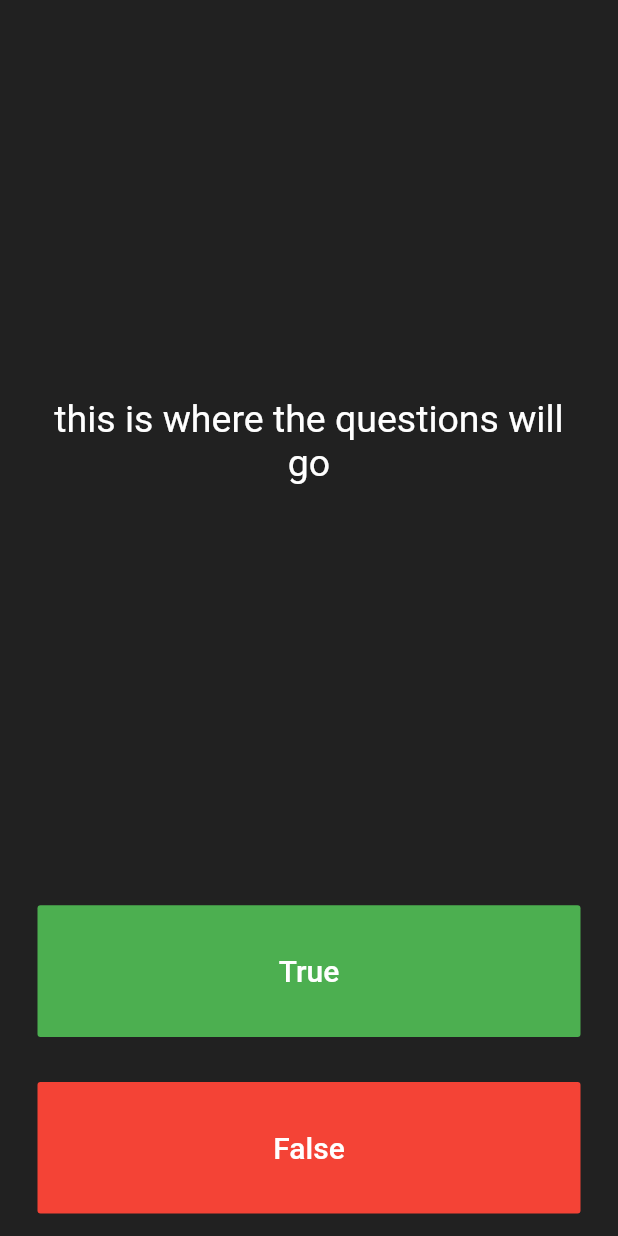
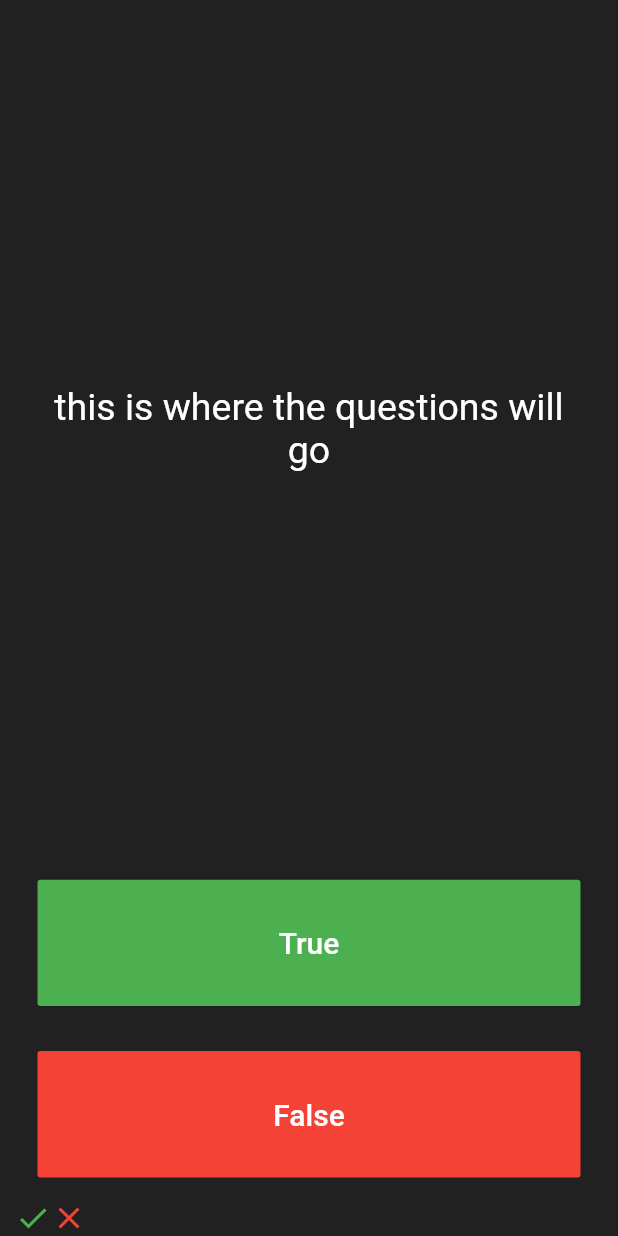
Before and after one commit to konlanz/Quizeler, a Flutter app: the screen it shows after launch, on a phone screen of 412 x 824 dp. Run offline on Flutter 3.47's test engine with Material 2 defaults, Android fonts, the phone set to English and light mode, and no system bars.

Commit message:
this when I add the icons

```diff
--- a/lib/main.dart
+++ b/lib/main.dart
@@ -89,6 +89,18 @@ class _QuizLerState extends State<QuizLer> {
             ),
           ),
         ),
+        Row(
+          children: [
+            Icon(
+              Icons.check,
+              color: Colors.green
+            ),
+                        Icon(
+              Icons.close,
+              color: Colors.red
+            ),
+          ],
+        )
       ],
     );
   }
```
